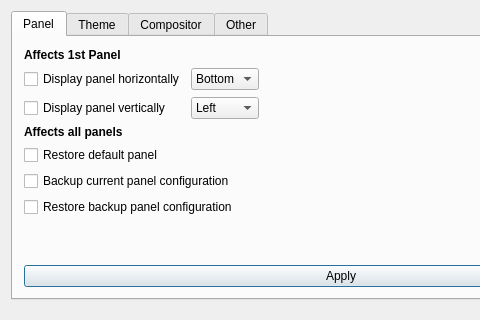
This is tweak/defaultlook.ui in MX-Linux/mx-tweak as Qt 5 draws it before an edit; both pictures show x 0 to 480 and y 0 to 320 of the 682 by 482 pixel window. The edited form follows.
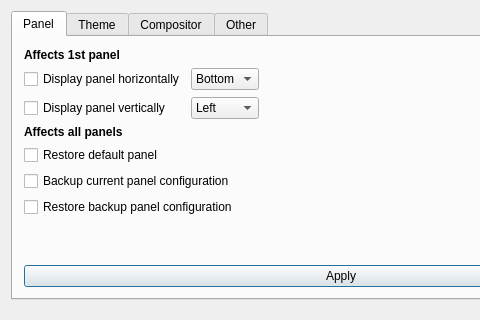
This is the edited form. The open tabs and pages were chosen to show the change. Icons and pictures are not drawn.

What changed in the file:
```diff
--- a/tweak/defaultlook.ui
+++ b/tweak/defaultlook.ui
@@ -85,7 +85,7 @@
                </font>
               </property>
               <property name="text">
-               <string>Affects 1st Panel</string>
+               <string>Affects 1st panel</string>
               </property>
              </widget>
             </item>
```
Left out of the diff: 2 changed lines with no effect on the pictures.
